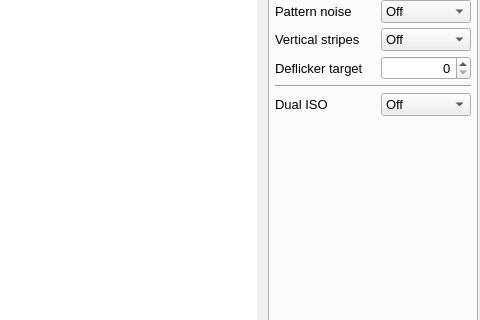
Qt form platform/qt/MainWindow.ui (ilia3101/MLV-App) before a commit; both pictures show x 720 to 1200 and y 335 to 655 of the 1200 by 766 pixel window.
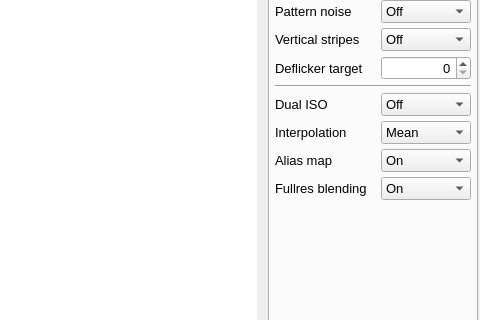
The same form after that commit. The open tabs and pages were chosen to show the change. Icons and pictures are not drawn. Custom widgets are drawn as their Qt base class.

Commit message: dualiso: added dual iso parameters and working ;) widgets, needs testing, something's wrong with amaze interpolation and when fullres blending is off

```diff
--- a/platform/qt/MainWindow.ui
+++ b/platform/qt/MainWindow.ui
@@ -1741,6 +1741,117 @@
              </item>
             </layout>
            </item>
+           <item>
+            <layout class="QHBoxLayout" name="horizontalLayout_2">
+             <property name="topMargin">
+              <number>0</number>
+             </property>
+             <item>
+              <widget class="QLabel" name="DualISOInterpolationLabel">
+               <property name="text">
+                <string>Interpolation</string>
+               </property>
+              </widget>
+             </item>
+             <item>
+              <widget class="QComboBox" name="comboBoxDualISOInterpolation">
+               <property name="maximumSize">
+                <size>
+                 <width>90</width>
+                 <height>16777215</height>
+                </size>
+               </property>
+               <property name="currentIndex">
+                <number>1</number>
+               </property>
+               <item>
+                <property name="text">
+                 <string>Amaze</string>
+                </property>
+               </item>
+               <item>
+                <property name="text">
+                 <string>Mean</string>
+                </property>
+               </item>
+              </widget>
+             </item>
+            </layout>
+           </item>
+           <item>
+            <layout class="QHBoxLayout" name="horizontalLayout_3">
+             <property name="topMargin">
+              <number>0</number>
+             </property>
+             <item>
+              <widget class="QLabel" name="DualISOAliasMapLabel">
+               <property name="text">
+                <string>Alias map</string>
+               </property>
+              </widget>
+             </item>
+             <item>
+              <widget class="QComboBox" name="comboBoxDualISOAliasMap">
+               <property name="maximumSize">
+                <size>
+                 <width>90</width>
+                 <height>16777215</height>
+                </size>
+               </property>
+               <property name="currentIndex">
+                <number>1</number>
+               </property>
+               <item>
+                <property name="text">
+                 <string>Off</string>
+                </property>
+               </item>
+               <item>
+                <property name="text">
+                 <string>On</string>
+                </property>
+               </item>
+              </widget>
+             </item>
+            </layout>
+           </item>
+           <item>
+            <layout class="QHBoxLayout" name="horizontalLayout_4">
+             <property name="topMargin">
+              <number>0</number>
+             </property>
+             <item>
+              <widget class="QLabel" name="DualISOFullresBlendingLabel">
+               <property name="text">
+                <string>Fullres blending</string>
+               </property>
+              </widget>
+             </item>
+             <item>
+              <widget class="QComboBox" name="comboBoxDualISOFullresBlending">
+               <property name="maximumSize">
+                <size>
+                 <width>90</width>
+                 <height>16777215</height>
+                </size>
+               </property>
+               <property name="currentIndex">
+                <number>1</number>
+               </property>
+               <item>
+                <property name="text">
+                 <string>Off</string>
+                </property>
+               </item>
+               <item>
+                <property name="text">
+                 <string>On</string>
+                </property>
+               </item>
+              </widget>
+             </item>
+            </layout>
+           </item>
            <item>
             <spacer name="verticalSpacer_2">
              <property name="orientation">
```
Left out of the diff: 3 changed lines with no effect on the pictures. The commit also changes 6 other files.
